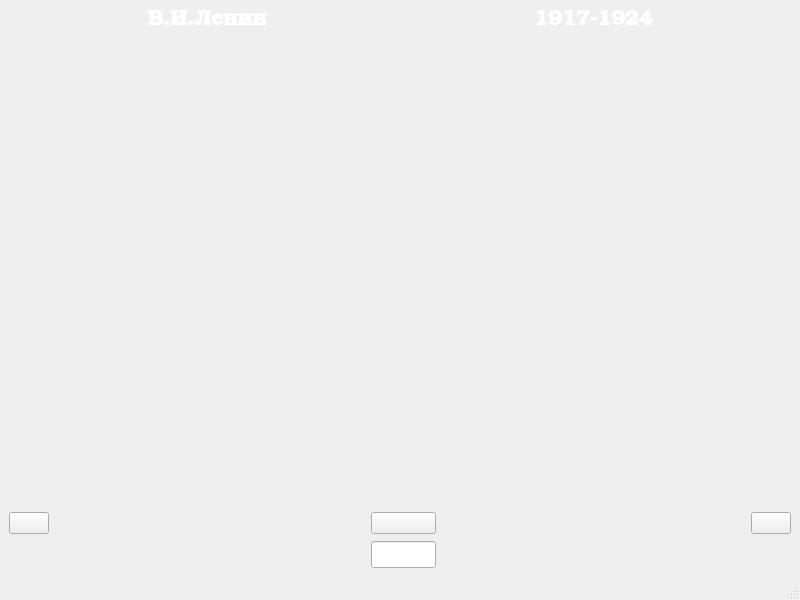
This is 353504/Козлова Т. В,/LabWork_7/Task_1/mainwindow.ui in voovoopeep/Fundamentals-of-algorithmization-and-programming as Qt 5 draws it before an edit. The edited form follows.
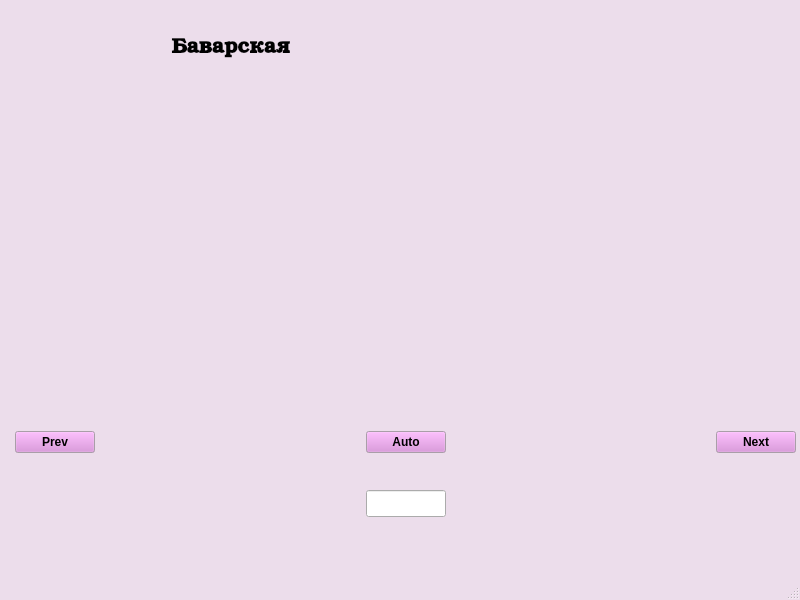
This is the edited form. Icons and pictures are not drawn.

Patch:
```diff
--- a/353504/Козлова Т. В,/LabWork_7/Task_1/mainwindow.ui
+++ b/353504/Козлова Т. В,/LabWork_7/Task_1/mainwindow.ui
@@ -10,23 +10,111 @@
     <height>600</height>
    </rect>
   </property>
+  <property name="palette">
+   <palette>
+    <active>
+     <colorrole role="Button">
+      <brush brushstyle="SolidPattern">
+       <color alpha="255">
+        <red>220</red>
+        <green>138</green>
+        <blue>221</blue>
+       </color>
+      </brush>
+     </colorrole>
+     <colorrole role="Window">
+      <brush brushstyle="SolidPattern">
+       <color alpha="255">
+        <red>236</red>
+        <green>221</green>
+        <blue>235</blue>
+       </color>
+      </brush>
+     </colorrole>
+    </active>
+    <inactive>
+     <colorrole role="Button">
+      <brush brushstyle="SolidPattern">
+       <color alpha="255">
+        <red>220</red>
+        <green>138</green>
+        <blue>221</blue>
+       </color>
+      </brush>
+     </colorrole>
+     <colorrole role="Window">
+      <brush brushstyle="SolidPattern">
+       <color alpha="255">
+        <red>236</red>
+        <green>221</green>
+        <blue>235</blue>
+       </color>
+      </brush>
+     </colorrole>
+    </inactive>
+    <disabled>
+     <colorrole role="Button">
+      <brush brushstyle="SolidPattern">
+       <color alpha="255">
+        <red>220</red>
+        <green>138</green>
+        <blue>221</blue>
+       </color>
+      </brush>
+     </colorrole>
+     <colorrole role="Base">
+      <brush brushstyle="SolidPattern">
+       <color alpha="255">
+        <red>236</red>
+        <green>221</green>
+        <blue>235</blue>
+       </color>
+      </brush>
+     </colorrole>
+     <colorrole role="Window">
+      <brush brushstyle="SolidPattern">
+       <color alpha="255">
+        <red>236</red>
+        <green>221</green>
+        <blue>235</blue>
+       </color>
+      </brush>
+     </colorrole>
+    </disabled>
+   </palette>
+  </property>
   <property name="windowTitle">
-   <string>USSR</string>
-  </property>
-  <property name="styleSheet">
-   <string notr="true">QMainWindow {border-image: url(:/new/img/image/background.jpg);}
-QPushButton {border-image: url(:/new/img/image/background.jpg);}
-QSpinBox {border-image: url(:/new/img/image/background.jpg);}</string>
+   <string>MainWindow</string>
   </property>
   <widget class="QWidget" name="centralwidget">
-   <layout class="QGridLayout" name="gridLayout">
-    <item row="0" column="0">
-     <layout class="QGridLayout" name="gridLayout_3">
+   <widget class="QWidget" name="layoutWidget">
+    <property name="geometry">
+     <rect>
+      <x>15</x>
+      <y>7</y>
+      <width>781</width>
+      <height>541</height>
+     </rect>
+    </property>
+    <layout class="QGridLayout" name="gridLayout_4">
       <property name="sizeConstraint">
        <enum>QLayout::SetDefaultConstraint</enum>
       </property>
-      <item row="0" column="4">
-       <widget class="QLabel" name="dateLabel">
+     <item row="2" column="1">
+      <spacer name="horizontalSpacer_3">
+       <property name="orientation">
+        <enum>Qt::Horizontal</enum>
+       </property>
+       <property name="sizeHint" stdset="0">
+        <size>
+         <width>40</width>
+         <height>20</height>
+        </size>
+       </property>
+      </spacer>
+     </item>
+     <item row="0" column="1">
+      <widget class="QLabel" name="nameLabel_2">
         <property name="sizePolicy">
          <sizepolicy hsizetype="Preferred" vsizetype="Fixed">
           <horstretch>0</horstretch>
@@ -41,53 +129,44 @@
          </font>
         </property>
         <property name="styleSheet">
-         <string notr="true">color: rgb(255, 255, 255);</string>
+        <string notr="true"/>
         </property>
         <property name="text">
-         <string>1917-1924</string>
+        <string>Баварская</string>
         </property>
         <property name="alignment">
          <set>Qt::AlignCenter</set>
         </property>
        </widget>
       </item>
-      <item row="4" column="5">
-       <widget class="QPushButton" name="nextButton">
-        <property name="sizePolicy">
-         <sizepolicy hsizetype="Fixed" vsizetype="Fixed">
-          <horstretch>0</horstretch>
-          <verstretch>0</verstretch>
-         </sizepolicy>
-        </property>
-        <property name="cursor">
-         <cursorShape>PointingHandCursor</cursorShape>
-        </property>
-        <property name="text">
-         <string/>
-        </property>
-        <property name="icon">
-         <iconset>
-          <normaloff>:/new/img/image/next.png</normaloff>:/new/img/image/next.png</iconset>
-        </property>
-        <property name="iconSize">
+     <item row="2" column="3">
+      <spacer name="horizontalSpacer_4">
+       <property name="orientation">
+        <enum>Qt::Horizontal</enum>
+       </property>
+       <property name="sizeType">
+        <enum>QSizePolicy::Expanding</enum>
+       </property>
+       <property name="sizeHint" stdset="0">
          <size>
-          <width>100</width>
-          <height>40</height>
-         </size>
-        </property>
-       </widget>
-      </item>
-      <item row="4" column="3">
-       <widget class="QPushButton" name="autoButton">
+         <width>40</width>
+         <height>20</height>
+        </size>
+       </property>
+      </spacer>
+     </item>
+     <item row="2" column="2">
+      <widget class="QPushButton" name="autoButton_2">
+       <property name="font">
+        <font>
+         <bold>true</bold>
+        </font>
+       </property>
         <property name="cursor">
          <cursorShape>PointingHandCursor</cursorShape>
         </property>
         <property name="text">
-         <string/>
-        </property>
-        <property name="icon">
-         <iconset>
-          <normaloff>:/new/img/image/auto.png</normaloff>:/new/img/image/auto.png</iconset>
+        <string>Auto</string>
         </property>
         <property name="iconSize">
          <size>
@@ -103,58 +182,19 @@
         </property>
        </widget>
       </item>
-      <item row="0" column="1">
-       <widget class="QLabel" name="nameLabel">
-        <property name="sizePolicy">
-         <sizepolicy hsizetype="Preferred" vsizetype="Fixed">
-          <horstretch>0</horstretch>
-          <verstretch>0</verstretch>
-         </sizepolicy>
-        </property>
-        <property name="font">
-         <font>
-          <family>URW Bookman</family>
-          <pointsize>16</pointsize>
-          <bold>true</bold>
-         </font>
-        </property>
-        <property name="styleSheet">
-         <string notr="true">color: rgb(255, 255, 255);</string>
-        </property>
-        <property name="text">
-         <string>В.И.Ленин</string>
-        </property>
-        <property name="alignment">
-         <set>Qt::AlignCenter</set>
-        </property>
-       </widget>
-      </item>
-      <item row="1" column="0" colspan="6">
-       <widget class="QLabel" name="imageLabel">
-        <property name="font">
-         <font>
-          <hintingpreference>PreferDefaultHinting</hintingpreference>
-         </font>
-        </property>
-        <property name="styleSheet">
-         <string notr="true">image: url(:/new/img/image/Lenin.jpg);</string>
-        </property>
-        <property name="text">
-         <string/>
-        </property>
-        <property name="alignment">
-         <set>Qt::AlignCenter</set>
-        </property>
-       </widget>
-      </item>
-      <item row="4" column="0">
-       <widget class="QPushButton" name="prevButton">
+     <item row="2" column="0">
+      <widget class="QPushButton" name="prevButton_2">
         <property name="sizePolicy">
          <sizepolicy hsizetype="Fixed" vsizetype="Fixed">
           <horstretch>0</horstretch>
           <verstretch>0</verstretch>
          </sizepolicy>
         </property>
+       <property name="font">
+        <font>
+         <bold>true</bold>
+        </font>
+       </property>
         <property name="cursor">
          <cursorShape>PointingHandCursor</cursorShape>
         </property>
@@ -165,11 +205,7 @@
          <bool>false</bool>
         </property>
         <property name="text">
-         <string/>
-        </property>
-        <property name="icon">
-         <iconset>
-          <normaloff>:/new/img/image/prev.png</normaloff>:/new/img/image/prev.png</iconset>
+        <string>Prev</string>
         </property>
         <property name="iconSize">
          <size>
@@ -191,37 +227,38 @@
         </property>
        </widget>
       </item>
-      <item row="4" column="1">
-       <spacer name="horizontalSpacer_2">
-        <property name="orientation">
-         <enum>Qt::Horizontal</enum>
-        </property>
-        <property name="sizeHint" stdset="0">
-         <size>
-          <width>40</width>
-          <height>20</height>
-         </size>
-        </property>
-       </spacer>
-      </item>
-      <item row="4" column="4">
-       <spacer name="horizontalSpacer">
-        <property name="orientation">
-         <enum>Qt::Horizontal</enum>
-        </property>
-        <property name="sizeType">
-         <enum>QSizePolicy::Expanding</enum>
-        </property>
-        <property name="sizeHint" stdset="0">
+     <item row="2" column="4">
+      <widget class="QPushButton" name="nextButton_2">
+       <property name="sizePolicy">
+        <sizepolicy hsizetype="Fixed" vsizetype="Fixed">
+         <horstretch>0</horstretch>
+         <verstretch>0</verstretch>
+        </sizepolicy>
+       </property>
+       <property name="font">
+        <font>
+         <bold>true</bold>
+        </font>
+       </property>
+       <property name="cursor">
+        <cursorShape>PointingHandCursor</cursorShape>
+       </property>
+       <property name="text">
+        <string>Next</string>
+       </property>
+       <property name="iconSize">
          <size>
-          <width>40</width>
-          <height>20</height>
-         </size>
-        </property>
-       </spacer>
-      </item>
-      <item row="5" column="3">
-       <widget class="QSpinBox" name="spinBox">
+         <width>100</width>
+         <height>40</height>
+        </size>
+       </property>
+       <property name="flat">
+        <bool>false</bool>
+       </property>
+      </widget>
+     </item>
+     <item row="3" column="2">
+      <widget class="QSpinBox" name="spinBox_2">
         <property name="font">
          <font>
           <family>URW Bookman</family>
@@ -243,9 +280,40 @@
         </property>
        </widget>
       </item>
-     </layout>
-    </item>
-   </layout>
+     <item row="1" column="0" colspan="5">
+      <widget class="QLabel" name="nameLabel_3">
+       <property name="sizePolicy">
+        <sizepolicy hsizetype="Preferred" vsizetype="Fixed">
+         <horstretch>0</horstretch>
+         <verstretch>0</verstretch>
+        </sizepolicy>
+       </property>
+       <property name="minimumSize">
+        <size>
+         <width>0</width>
+         <height>300</height>
+        </size>
+       </property>
+       <property name="font">
+        <font>
+         <family>URW Bookman</family>
+         <pointsize>16</pointsize>
+         <bold>true</bold>
+        </font>
+       </property>
+       <property name="styleSheet">
+        <string notr="true">image: url(:/new/img/img/bavarskaya.jpg);</string>
+       </property>
+       <property name="text">
+        <string/>
+       </property>
+       <property name="alignment">
+        <set>Qt::AlignCenter</set>
+       </property>
+      </widget>
+     </item>
+    </layout>
+   </widget>
   </widget>
   <widget class="QMenuBar" name="menubar">
    <property name="geometry">
```
Lines whose indentation alone changed are shown as unchanged.
